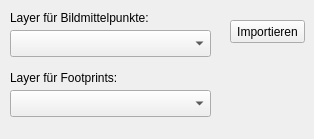
First picture: the form in APIS/forms/apis_monoplot_import_form.ui, repository APIS-Luftbildarchiv/APIS, before the edit.
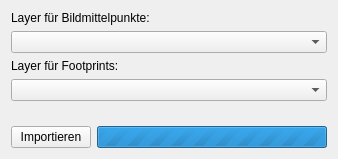
Second picture: the form after the edit. Icons and pictures are not drawn. Custom widgets are drawn as their Qt base class.

What changed in the file:
```diff
--- a/APIS/forms/apis_monoplot_import_form.ui
+++ b/APIS/forms/apis_monoplot_import_form.ui
@@ -9,8 +9,8 @@
    <rect>
     <x>0</x>
     <y>0</y>
-    <width>314</width>
-    <height>139</height>
+    <width>338</width>
+    <height>159</height>
    </rect>
   </property>
   <property name="windowTitle">
@@ -19,68 +19,94 @@
   <property name="modal">
    <bool>true</bool>
   </property>
-  <widget class="QgsMapLayerComboBox" name="uiCenterPointMLCombo">
-   <property name="geometry">
-    <rect>
-     <x>10</x>
-     <y>30</y>
-     <width>201</width>
-     <height>27</height>
-    </rect>
-   </property>
-  </widget>
-  <widget class="QgsMapLayerComboBox" name="uiFootPrintMLCombo">
-   <property name="geometry">
-    <rect>
-     <x>10</x>
-     <y>90</y>
-     <width>201</width>
-     <height>27</height>
-    </rect>
-   </property>
-  </widget>
-  <widget class="QPushButton" name="uiImportBtn">
-   <property name="geometry">
-    <rect>
-     <x>230</x>
-     <y>20</y>
-     <width>75</width>
-     <height>23</height>
-    </rect>
-   </property>
-   <property name="text">
-    <string>Importieren</string>
-   </property>
-   <property name="autoDefault">
-    <bool>false</bool>
-   </property>
-  </widget>
-  <widget class="QLabel" name="label">
-   <property name="geometry">
-    <rect>
-     <x>10</x>
-     <y>10</y>
-     <width>201</width>
-     <height>16</height>
-    </rect>
-   </property>
-   <property name="text">
-    <string>Layer für Bildmittelpunkte:</string>
-   </property>
-  </widget>
-  <widget class="QLabel" name="label_2">
-   <property name="geometry">
-    <rect>
-     <x>10</x>
-     <y>70</y>
-     <width>201</width>
-     <height>16</height>
-    </rect>
-   </property>
-   <property name="text">
-    <string>Layer für Footprints:</string>
-   </property>
-  </widget>
+  <layout class="QFormLayout" name="formLayout">
+   <item row="0" column="0" colspan="2">
+    <widget class="QLabel" name="label">
+     <property name="text">
+      <string>Layer für Bildmittelpunkte:</string>
+     </property>
+    </widget>
+   </item>
+   <item row="2" column="0" colspan="2">
+    <widget class="QLabel" name="label_2">
+     <property name="text">
+      <string>Layer für Footprints:</string>
+     </property>
+    </widget>
+   </item>
+   <item row="4" column="0" colspan="2">
+    <spacer name="verticalSpacer">
+     <property name="orientation">
+      <enum>Qt::Vertical</enum>
+     </property>
+     <property name="sizeHint" stdset="0">
+      <size>
+       <width>20</width>
+       <height>40</height>
+      </size>
+     </property>
+    </spacer>
+   </item>
+   <item row="5" column="0">
+    <widget class="QPushButton" name="uiImportBtn">
+     <property name="sizePolicy">
+      <sizepolicy hsizetype="Maximum" vsizetype="Fixed">
+       <horstretch>0</horstretch>
+       <verstretch>0</verstretch>
+      </sizepolicy>
+     </property>
+     <property name="text">
+      <string>Importieren</string>
+     </property>
+     <property name="icon">
+      <iconset resource="resource.qrc">
+       <normaloff>:/plugins/APIS/icons/monoplot.png</normaloff>:/plugins/APIS/icons/monoplot.png</iconset>
+     </property>
+     <property name="iconSize">
+      <size>
+       <width>16</width>
+       <height>16</height>
+      </size>
+     </property>
+     <property name="autoDefault">
+      <bool>false</bool>
+     </property>
+    </widget>
+   </item>
+   <item row="5" column="1">
+    <widget class="QProgressBar" name="progressBar">
+     <property name="maximum">
+      <number>0</number>
+     </property>
+     <property name="value">
+      <number>-1</number>
+     </property>
+     <property name="textVisible">
+      <bool>false</bool>
+     </property>
+    </widget>
+   </item>
+   <item row="1" column="0" colspan="2">
+    <widget class="QgsMapLayerComboBox" name="uiCenterPointMLCombo">
+     <property name="sizePolicy">
+      <sizepolicy hsizetype="Preferred" vsizetype="Fixed">
+       <horstretch>0</horstretch>
+       <verstretch>0</verstretch>
+      </sizepolicy>
+     </property>
+    </widget>
+   </item>
+   <item row="3" column="0" colspan="2">
+    <widget class="QgsMapLayerComboBox" name="uiFootPrintMLCombo">
+     <property name="sizePolicy">
+      <sizepolicy hsizetype="Preferred" vsizetype="Fixed">
+       <horstretch>0</horstretch>
+       <verstretch>0</verstretch>
+      </sizepolicy>
+     </property>
+    </widget>
+   </item>
+  </layout>
  </widget>
  <customwidgets>
   <customwidget>
```
Left out of the diff: 10 changed lines with no effect on the pictures.
